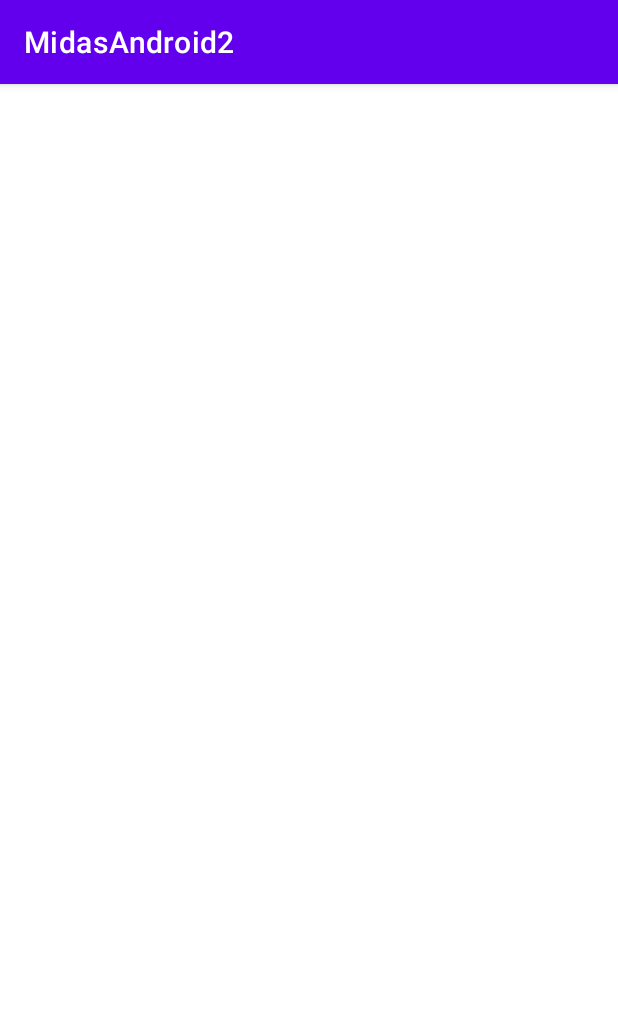
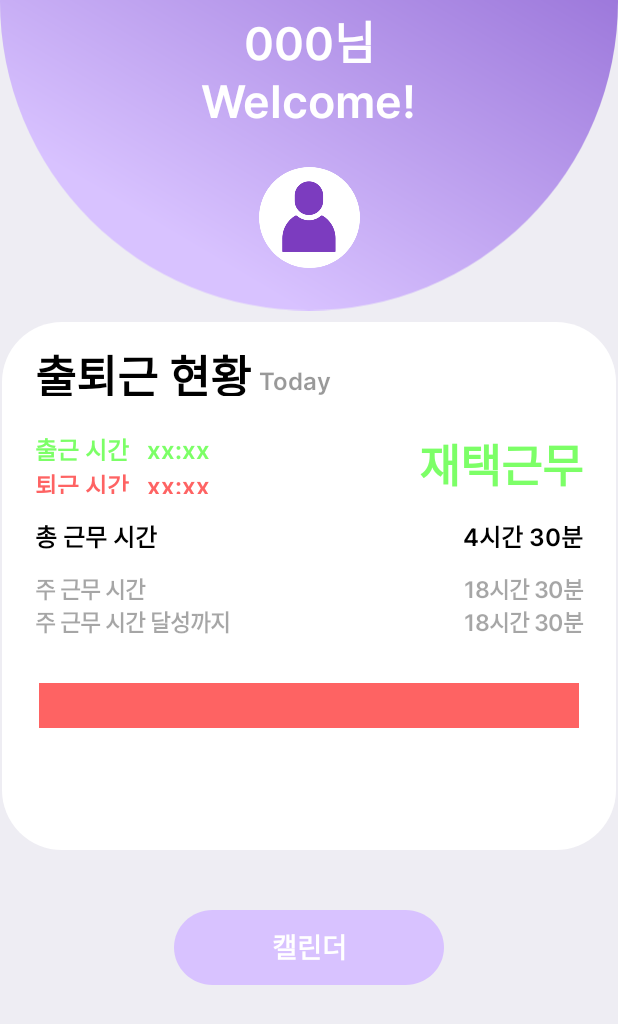
Before and after one commit to MidasApp9team/midas_android2, an Android app built with Jetpack Compose: the screen it shows after launch (SignInActivity before the commit, MainActivity after it), on a phone screen of 412 x 824 dp. Shown: the top 1024 px of the screen. Run offline under Robolectric (Android 15) with nearby library versions, the phone set to English and light mode, and no system bars; our stand-ins replace Dagger/Hilt's generated code, data binding.

Commit message:
feat: main ui

```diff
--- a/app/src/main/AndroidManifest.xml
+++ b/app/src/main/AndroidManifest.xml
@@ -16,6 +16,7 @@
         android:theme="@style/Theme.MidasAndroid2"
         android:usesCleartextTraffic="true"
         tools:targetApi="31">
+
         <activity
             android:name=".splash.SplashActivity"
             android:exported="false">
@@ -24,14 +25,14 @@
                 android:value="" />
         </activity>
         <activity
-            android:name=".main.MainActivity"
+            android:name=".sign.SignInActivity"
             android:exported="false">
             <meta-data
                 android:name="android.app.lib_name"
                 android:value="" />
         </activity>
         <activity
-            android:name=".sign.SignInActivity"
+            android:name=".main.MainActivity"
             android:exported="true">
             <intent-filter>
                 <action android:name="android.intent.action.MAIN" />
--- a/app/src/main/java/com/example/midasandroid2/main/MainActivity.kt
+++ b/app/src/main/java/com/example/midasandroid2/main/MainActivity.kt
@@ -1,12 +1,16 @@
 package com.example.midasandroid2.main
 
 import androidx.activity.viewModels
+import androidx.compose.foundation.layout.*
+import androidx.compose.runtime.Composable
+import androidx.compose.ui.platform.ViewCompositionStrategy
 import com.example.midasandroid2.R
 import com.example.midasandroid2.base.BaseActivity
 import com.example.midasandroid2.databinding.ActivityMainBinding
+import com.example.midasandroid2.main.compose.MainComposeHelper
 import com.example.midasandroid2.util.repeatOnStarted
 import dagger.hilt.android.AndroidEntryPoint
-import kotlinx.coroutines.flow.collect
+import java.lang.reflect.Modifier
 
 @AndroidEntryPoint
 class MainActivity : BaseActivity<ActivityMainBinding>(R.layout.activity_main){
@@ -14,7 +18,14 @@ class MainActivity : BaseActivity<ActivityMainBinding>(R.layout.activity_main){
     private val mainViewModel: MainViewModel by viewModels()
 
     override fun initView() {
-
+        binding.run {
+            composeView.apply {
+                setViewCompositionStrategy(ViewCompositionStrategy.DisposeOnViewTreeLifecycleDestroyed)
+                setContent {
+                    MainComposeHelper()
+                }
+            }
+        }
     }
 
     override fun observeEvent() {
--- /dev/null
+++ b/app/src/main/java/com/example/midasandroid2/main/compose/BaseColor.kt
@@ -0,0 +1,13 @@
+package com.example.midasandroid2.main.compose
+
+import androidx.compose.ui.graphics.Color
+
+object BaseColor {
+    val White = Color(0xFFFFFFFF)
+    val Black = Color(0xFF000000)
+    val Black35 = Color(0x59000000)
+    val Black40 = Color(0x66000000)
+    val Gray = Color(0xFFEDEDED)
+    val Red = Color(0xFFFE6363)
+    val LightGreen = Color(0xFF7CFF67)
+}
--- /dev/null
+++ b/app/src/main/java/com/example/midasandroid2/main/compose/MainComposeHelper.kt
@@ -0,0 +1,230 @@
+package com.example.midasandroid2.main.compose
+
+import androidx.compose.animation.core.animateFloatAsState
+import androidx.compose.animation.core.tween
+import androidx.compose.foundation.background
+import androidx.compose.foundation.layout.Box
+import androidx.compose.foundation.layout.Column
+import androidx.compose.foundation.layout.Row
+import androidx.compose.foundation.layout.Spacer
+import androidx.compose.foundation.layout.fillMaxHeight
+import androidx.compose.foundation.layout.fillMaxSize
+import androidx.compose.foundation.layout.fillMaxWidth
+import androidx.compose.foundation.layout.height
+import androidx.compose.foundation.layout.padding
+import androidx.compose.foundation.layout.width
+import androidx.compose.foundation.layout.wrapContentHeight
+import androidx.compose.foundation.layout.wrapContentWidth
+import androidx.compose.foundation.shape.RoundedCornerShape
+import androidx.compose.runtime.Composable
+import androidx.compose.runtime.Stable
+import androidx.compose.runtime.getValue
+import androidx.compose.runtime.mutableStateOf
+import androidx.compose.runtime.remember
+import androidx.compose.runtime.setValue
+import androidx.compose.ui.Alignment
+import androidx.compose.ui.Modifier
+import androidx.compose.ui.graphics.Color
+import androidx.compose.ui.res.stringResource
+import androidx.compose.ui.unit.Dp
+import androidx.compose.ui.unit.dp
+import com.example.midasandroid2.R
+import kotlinx.coroutines.DelicateCoroutinesApi
+import kotlinx.coroutines.GlobalScope
+import kotlinx.coroutines.delay
+import kotlinx.coroutines.launch
+
+@DelicateCoroutinesApi
+@Composable
+fun MainComposeHelper(
+    inTime: String? = null,
+    outTime: String? = null,
+    homeWorking: Boolean = true
+){
+    var graphWidth by remember { mutableStateOf(1440) }
+
+    Box(modifier = Modifier
+        .fillMaxSize()
+        .padding(horizontal = 1.dp)
+        .background(
+            color = BaseColor.White,
+            shape = RoundedCornerShape(40.dp)
+        )
+        .btnClickable {
+            GlobalScope.launch {
+                graphWidth = 0
+                delay(2000)
+                graphWidth = 1440
+            }
+        }
+    ){
+        Column(
+            modifier = Modifier
+                .padding(horizontal = 22.dp)
+        ) {
+            Spacer(modifier = Modifier.height(13.dp))
+
+            TopRow()
+
+            Spacer(modifier = Modifier.height(23.dp))
+
+            Commute(inTime = inTime, outTime = outTime, homeWorking = homeWorking)
+
+            Spacer(modifier = Modifier.height(16.dp))
+
+            Row() {
+                Body2(text = stringResource(id = R.string.total_work_time))
+
+                Body2(
+                    text = "4시간 30분",
+                    modifier = Modifier
+                        .fillMaxWidth()
+                        .wrapContentWidth(Alignment.End)
+                )
+            }
+
+            Spacer(modifier = Modifier.height(12.dp))
+
+            Row() {
+                Body3(text = stringResource(id = R.string.week_work_time))
+
+                Body3(
+                    text = "18시간 30분",
+                    modifier = Modifier
+                        .fillMaxWidth()
+                        .wrapContentWidth(Alignment.End)
+                )
+            }
+            Row() {
+                Body3(text = stringResource(id = R.string.week_work_time_left))
+
+                Body3(
+                    text = "18시간 30분",
+                    modifier = Modifier
+                        .fillMaxWidth()
+                        .wrapContentWidth(Alignment.End)
+                )
+            }
+
+            Spacer(modifier = Modifier.height(30.dp))
+
+            Graph(graphStart = 0, graphWidth = graphWidth, graphColor = BaseColor.Red)
+        }
+    }
+}
+
+@Stable
+private val TopRowHeight: Dp = 36.dp
+
+@Composable
+fun TopRow() {
+    Row(modifier = Modifier
+        .height(TopRowHeight)
+    ) {
+        Body1(text = stringResource(id = R.string.commute_now))
+
+        Spacer(modifier = Modifier.width(5.dp))
+
+        Body2(
+            text = stringResource(id = R.string.today),
+            color = BaseColor.Black40,
+            modifier = Modifier
+                .fillMaxHeight()
+                .wrapContentHeight(Alignment.Bottom)
+        )
+    }
+}
+
+@Stable
+private val CommuteHeight: Dp = 42.dp
+
+@Composable
+fun Commute(
+    inTime: String?,
+    outTime: String?,
+    homeWorking: Boolean
+){
+    val inTime = if(inTime.isNullOrEmpty()) "xx:xx" else inTime
+    val outTime = if(outTime.isNullOrEmpty()) "xx:xx" else outTime
+
+    Row(
+        modifier = Modifier
+            .height(CommuteHeight)
+    ) {
+        Column() {
+            Body2(
+                text = stringResource(id = R.string.in_time)
+                    +"   "
+                    +inTime,
+                color = BaseColor.LightGreen
+            )
+
+            Body2(
+                text = stringResource(id = R.string.out_time)
+                        +"   "
+                        +outTime,
+                color = BaseColor.Red,
+                modifier = Modifier
+                    .fillMaxHeight()
+                    .wrapContentHeight(Alignment.Bottom)
+            )
+        }
+
+        if(homeWorking){
+            Body1(
+                text = stringResource(id = R.string.home_working),
+                color = BaseColor.LightGreen,
+                modifier = Modifier
+                    .fillMaxSize()
+                    .wrapContentHeight(Alignment.CenterVertically)
+                    .wrapContentWidth(Alignment.End)
+            )
+        }
+    }
+}
+
+@Stable
+private val GraphWidth: Dp = 360.dp
+
+@Stable
+private val GraphHeight: Dp = 30.dp
+
+@Stable
+private val GraphCornerShape: Dp = 4.dp
+
+@Stable
+private val GraphAnimationTween: Int = 2000
+
+@Composable
+fun Graph(
+    graphStart: Int,
+    graphWidth: Int,
+    graphColor: Color
+) {
+
+    val animationProgress: Float by animateFloatAsState(
+        targetValue = (graphWidth / 4).toFloat(),
+        tween(GraphAnimationTween)
+    )
+    Box(
+        modifier = Modifier
+            .fillMaxWidth()
+            .wrapContentWidth(Alignment.CenterHorizontally)
+            .width(GraphWidth)
+            .height(GraphHeight)
+            .background(
+                color = BaseColor.Gray,
+                shape = RoundedCornerShape(GraphCornerShape)
+            )
+    ){
+        Box(
+            modifier = Modifier
+                .padding(start = graphStart.dp)
+                .width(animationProgress.toInt().dp)
+                .fillMaxHeight()
+                .background(
+                    color = graphColor
+                )
+        )
+    }
+}
--- /dev/null
+++ b/app/src/main/java/com/example/midasandroid2/main/compose/clickable.kt
@@ -0,0 +1,34 @@
+package com.example.midasandroid2.main.compose
+
+import androidx.compose.foundation.clickable
+import androidx.compose.foundation.interaction.MutableInteractionSource
+import androidx.compose.material.ripple.rememberRipple
+import androidx.compose.runtime.Stable
+import androidx.compose.runtime.remember
+import androidx.compose.ui.Modifier
+import androidx.compose.ui.composed
+import androidx.compose.ui.graphics.Color
+
+@Stable
+fun Modifier.btnClickable(
+    rippleEnabled: Boolean = true,
+    rippleColor: Color? = null,
+    runIf: Boolean = true,
+    onClick: (() -> Unit)?,
+) = runIf(onClick != null && runIf) {
+    composed {
+        clickable(
+            onClick = onClick!!,
+            indication = rememberRipple(
+                color = rippleColor ?: Color.Unspecified,
+            ).takeIf {
+                rippleEnabled
+            },
+            interactionSource = remember { MutableInteractionSource() },
+        )
+    }
+}
+
+internal inline fun <T> T.runIf(condition: Boolean, run: T.() -> T) = if (condition) {
+    run()
+} else this
--- /dev/null
+++ b/app/src/main/java/com/example/midasandroid2/main/compose/typography.kt
@@ -0,0 +1,91 @@
+package com.example.midasandroid2.main.compose
+
+import androidx.compose.material.Text
+import androidx.compose.runtime.Composable
+import androidx.compose.runtime.Stable
+import androidx.compose.ui.Modifier
+import androidx.compose.ui.graphics.Color
+import androidx.compose.ui.text.font.Font
+import androidx.compose.ui.text.font.FontFamily
+import androidx.compose.ui.text.font.FontWeight
+import com.example.midasandroid2.R
+import androidx.compose.ui.text.TextStyle
+import androidx.compose.ui.unit.sp
+
+
+val font = FontFamily(
+    Font(R.font.inter_black, weight = FontWeight.Black),
+    Font(R.font.inter_bold, weight = FontWeight.Bold),
+    Font(R.font.inter_extrabold, weight = FontWeight.ExtraBold),
+    Font(R.font.inter_extralight, weight = FontWeight.ExtraLight),
+    Font(R.font.inter_light, weight = FontWeight.Light),
+    Font(R.font.inter_medium, weight = FontWeight.Medium),
+    Font(R.font.inter_regular, weight = FontWeight .Normal),
+    Font(R.font.inter_semibold, weight = FontWeight.SemiBold),
+    Font(R.font.inter_thin, weight = FontWeight.Thin),
+)
+
+object Typography {
+    @Stable
+    val body1 = TextStyle(
+        fontFamily = font,
+        fontWeight = FontWeight.SemiBold,
+        fontSize = 30.sp
+    )
+
+    @Stable
+    val body2 = TextStyle(
+        fontFamily = font,
+        fontWeight = FontWeight.SemiBold,
+        fontSize = 16.sp
+    )
+
+    @Stable
+    val body3 = TextStyle(
+        fontFamily = font,
+        fontWeight = FontWeight.SemiBold,
+        fontSize = 15.sp
+    )
+}
+
+@Composable
+fun Body1(
+    modifier: Modifier = Modifier,
+    text: String,
+    color: Color = BaseColor.Black
+){
+    Text(
+        modifier = modifier,
+        text = text,
+        style = Typography.body1,
+        color = color
+    )
+}
+
+@Composable
+fun Body2(
+    modifier: Modifier = Modifier,
+    text: String,
+    color: Color = BaseColor.Black
+){
+    Text(
+        modifier = modifier,
+        text = text,
+        style = Typography.body2,
+        color = color
+    )
+}
+
+@Composable
+fun Body3(
+    modifier: Modifier = Modifier,
+    text: String,
+    color: Color = BaseColor.Black35
+){
+    Text(
+        modifier = modifier,
+        text = text,
+        style = Typography.body3,
+        color = color
+    )
+}
--- /dev/null
+++ b/app/src/main/res/drawable/btn_background.xml
@@ -0,0 +1,55 @@
+<?xml version="1.0" encoding="utf-8"?>
+<selector xmlns:android="http://schemas.android.com/apk/res/android">
+    <item android:state_pressed="true">
+        <vector
+            xmlns:android="http://schemas.android.com/apk/res/android"
+            xmlns:aapt="http://schemas.android.com/aapt"
+            android:width="182dp"
+            android:height="52dp"
+            android:viewportWidth="182"
+            android:viewportHeight="52"
+            >
+
+            <group>
+
+                <clip-path
+                    android:pathData="M26 0H156C170.359 0 182 11.6406 182 26C182 40.3594 170.359 52 156 52H26C11.6406 52 0 40.3594 0 26C0 11.6406 11.6406 0 26 0Z"
+                    />
+
+                <path
+                    android:pathData="M0 0V52H182V0"
+                    android:fillColor="#DCC8FF"
+                    />
+
+            </group>
+
+        </vector>
+
+    </item>
+
+    <item android:state_pressed="false">
+        <vector
+            xmlns:android="http://schemas.android.com/apk/res/android"
+            xmlns:aapt="http://schemas.android.com/aapt"
+            android:width="182dp"
+            android:height="52dp"
+            android:viewportWidth="182"
+            android:viewportHeight="52"
+            >
+
+            <group>
+
+                <clip-path
+                    android:pathData="M26 0H156C170.359 0 182 11.6406 182 26C182 40.3594 170.359 52 156 52H26C11.6406 52 0 40.3594 0 26C0 11.6406 11.6406 0 26 0Z"
+                    />
+
+                <path
+                    android:pathData="M0 0V52H182V0"
+                    android:fillColor="#D8C2FF"
+                    />
+
+            </group>
+
+        </vector>
+    </item>
+</selector>
--- /dev/null
+++ b/app/src/main/res/drawable/img_circle_purple_main.xml
@@ -0,0 +1,21 @@
+<vector xmlns:android="http://schemas.android.com/apk/res/android"
+    xmlns:aapt="http://schemas.android.com/aapt"
+    android:width="577dp"
+    android:height="577dp"
+    android:viewportWidth="577"
+    android:viewportHeight="577">
+  <path
+      android:pathData="M288.5,288.5m-288.5,0a288.5,288.5 0,1 1,577 0a288.5,288.5 0,1 1,-577 0">
+    <aapt:attr name="android:fillColor">
+      <gradient
+          android:startX="238.5"
+          android:startY="551.5"
+          android:endX="467"
+          android:endY="166"
+          android:type="linear">
+        <item android:offset="0" android:color="#FFD8C2FF"/>
+        <item android:offset="1" android:color="#FF9670D7"/>
+      </gradient>
+    </aapt:attr>
+  </path>
+</vector>
--- a/app/src/main/res/layout/activity_main.xml
+++ b/app/src/main/res/layout/activity_main.xml
@@ -4,19 +4,81 @@
     xmlns:app="http://schemas.android.com/apk/res-auto"
     xmlns:tools="http://schemas.android.com/tools">
 
+    <ScrollView
+        android:layout_width="match_parent"
+        android:layout_height="match_parent"
+        android:background="#EEEDF3">
+
         <androidx.constraintlayout.widget.ConstraintLayout
             android:layout_width="match_parent"
             android:layout_height="match_parent"
             tools:context=".main.MainActivity">
 
-        <TextView
+            <ImageView
                 android:layout_width="wrap_content"
                 android:layout_height="wrap_content"
-            android:text="Hello World!"
-            app:layout_constraintBottom_toBottomOf="parent"
+                android:layout_marginTop="-288dp"
+                android:src="@drawable/img_circle_purple_main"
                 app:layout_constraintEnd_toEndOf="parent"
                 app:layout_constraintStart_toStartOf="parent"
                 app:layout_constraintTop_toTopOf="parent" />
 
+            <TextView
+                android:id="@+id/tv_name"
+                style="@style/Top_text_Small"
+                android:layout_marginTop="5dp"
+                android:text="000님"
+                app:layout_constraintEnd_toEndOf="parent"
+                app:layout_constraintStart_toStartOf="parent"
+                app:layout_constraintTop_toTopOf="parent" />
+
+            <TextView
+                android:id="@+id/tv_hello"
+                style="@style/Top_text_Small"
+                android:text="Welcome!"
+                app:layout_constraintEnd_toEndOf="parent"
+                app:layout_constraintStart_toStartOf="parent"
+                app:layout_constraintTop_toBottomOf="@+id/tv_name" />
+
+            <androidx.cardview.widget.CardView
+                android:id="@+id/card_view"
+                android:layout_width="67dp"
+                android:layout_height="67dp"
+                android:layout_marginTop="25dp"
+                app:cardCornerRadius="75dp"
+                app:cardElevation="0dp"
+                app:layout_constraintEnd_toEndOf="parent"
+                app:layout_constraintStart_toStartOf="parent"
+                app:layout_constraintTop_toBottomOf="@+id/tv_hello">
+                <ImageView
+                    android:id="@+id/img_profile"
+                    android:layout_width="match_parent"
+                    android:layout_height="match_parent"
+                    android:src="@drawable/img_profile"
+                    android:scaleType="centerCrop"
+                    />
+            </androidx.cardview.widget.CardView>
+
+            <androidx.compose.ui.platform.ComposeView
+                android:id="@+id/compose_view"
+                android:layout_width="match_parent"
+                android:layout_height="352dp"
+                android:layout_marginTop="36dp"
+                app:layout_constraintEnd_toEndOf="parent"
+                app:layout_constraintHorizontal_bias="0.0"
+                app:layout_constraintStart_toStartOf="parent"
+                app:layout_constraintTop_toBottomOf="@+id/card_view" />
+
+            <Button
+                android:id="@+id/btn_calendar"
+                style="@style/btn_text"
+                android:text="캘린더"
+                android:layout_marginTop="40dp"
+                app:layout_constraintEnd_toEndOf="parent"
+                app:layout_constraintStart_toStartOf="parent"
+                app:layout_constraintTop_toBottomOf="@id/compose_view" />
+
         </androidx.constraintlayout.widget.ConstraintLayout>
+
+    </ScrollView>
 </layout>
--- a/app/src/main/res/values/colors.xml
+++ b/app/src/main/res/values/colors.xml
@@ -7,4 +7,5 @@
     <color name="teal_700">#FF018786</color>
     <color name="black">#FF000000</color>
     <color name="white">#FFFFFFFF</color>
+    <color name="main_purple">#D8C2FF</color>
 </resources>
--- a/app/src/main/res/values/strings.xml
+++ b/app/src/main/res/values/strings.xml
@@ -1,3 +1,14 @@
 <resources>
     <string name="app_name">MidasAndroid2</string>
+    <string name="hello_blank_fragment">Hello blank fragment</string>
+    <string name="title_activity_main_help">MainHelp</string>
+
+    <string name="commute_now">출퇴근 현황</string>
+    <string name="today">Today</string>
+    <string name="in_time">출근 시간</string>
+    <string name="out_time">퇴근 시간</string>
+    <string name="home_working">재택근무</string>
+    <string name="total_work_time">총 근무 시간</string>
+    <string name="week_work_time">주 근무 시간</string>
+    <string name="week_work_time_left">주 근무 시간 달성까지</string>
 </resources>
--- /dev/null
+++ b/app/src/main/res/values/styles.xml
@@ -0,0 +1,21 @@
+<?xml version="1.0" encoding="utf-8"?>
+<resources>
+    <style name="Top_text_Small">
+        <item name="android:layout_width">wrap_content</item>
+        <item name="android:layout_height">wrap_content</item>
+        <item name="android:textSize">30sp</item>
+        <item name="android:textColor">@color/white</item>
+        <item name="android:fontFamily">@font/inter_semibold</item>
+        <item name="android:includeFontPadding">false</item>
+    </style>
+
+    <style name="btn_text">
+        <item name="android:layout_width">180dp</item>
+        <item name="android:layout_height">50dp</item>
+        <item name="android:textSize">18sp</item>
+        <item name="android:textColor">@color/white</item>
+        <item name="android:fontFamily">@font/inter_semibold</item>
+        <item name="android:includeFontPadding">false</item>
+        <item name="android:background">@drawable/btn_background</item>
+    </style>
+</resources>
--- a/app/src/main/res/values/themes.xml
+++ b/app/src/main/res/values/themes.xml
@@ -1,6 +1,6 @@
 <resources xmlns:tools="http://schemas.android.com/tools">
     <!-- Base application theme. -->
-    <style name="Theme.MidasAndroid2" parent="Theme.MaterialComponents.DayNight.DarkActionBar">
+    <style name="Theme.MidasAndroid2" parent="Theme.AppCompat.DayNight.NoActionBar">
         <!-- Primary brand color. -->
         <item name="colorPrimary">@color/purple_500</item>
         <item name="colorPrimaryVariant">@color/purple_700</item>
```
Also changed, not shown: app/build.gradle (+20 -0 lines), app/src/main/res/drawable/img_profile.png (added). Lines whose indentation alone changed are shown as unchanged.
